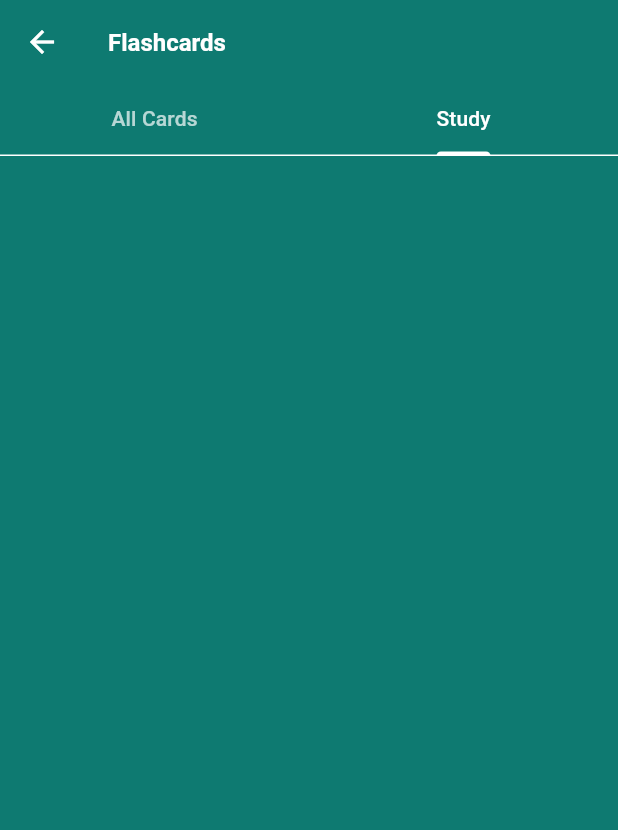
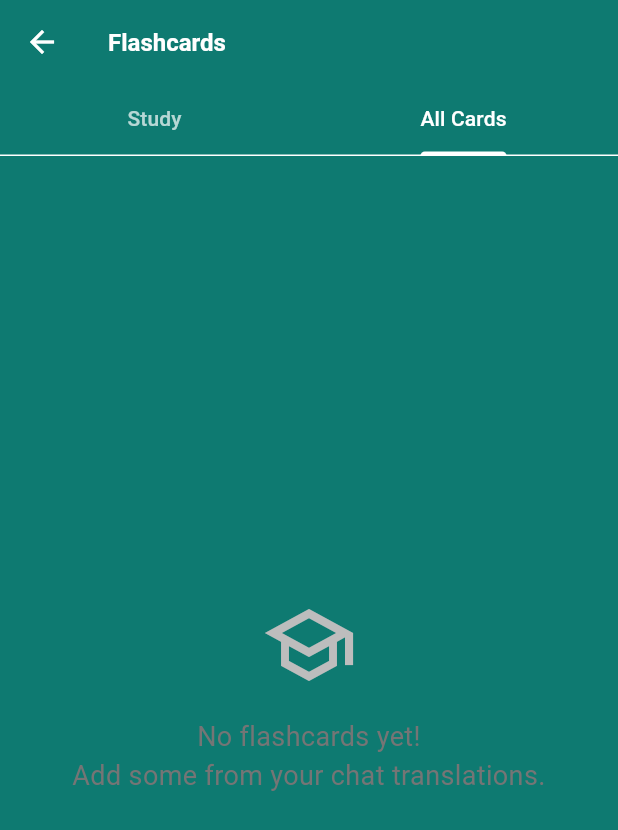
Before and after one commit to mohamedzoabi100/LingoLamp, a Flutter app: the FlashcardsScreen screen opened directly, tab 2 chosen, on a phone screen of 412 x 824 dp. Shown: the top 830 px of the screen. Run offline on Flutter 3.47's test engine with Material 3 defaults, Android fonts, the phone set to English and light mode, and no system bars; our stand-ins replace flutter_tts, permission_handler, shared_preferences, speech_to_text, sqflite; missing offline and left inert: google_mlkit_translation; accounts and stored records are empty.

Commit message:
Improve flashcard study experience: Study tab opens first, tap-to-flip cards, bolder translations

```diff
--- a/lib/screens/flashcards_screen.dart
+++ b/lib/screens/flashcards_screen.dart
@@ -26,7 +26,7 @@ class _FlashcardsScreenState extends State<FlashcardsScreen> with SingleTickerPr
   @override
   void initState() {
     super.initState();
-    _tabController = TabController(length: 2, vsync: this);
+    _tabController = TabController(length: 2, vsync: this, initialIndex: 0);
     _initTts();
     _loadFlashcards();
   }
@@ -415,13 +415,20 @@ class _FlashcardsScreenState extends State<FlashcardsScreen> with SingleTickerPr
           child: Column(
             mainAxisAlignment: MainAxisAlignment.center,
             children: [
-              Card(
+              GestureDetector(
+                onTap: () {
+                  setState(() => _showAnswer = !_showAnswer);
+                },
+                child: Card(
                   elevation: 8,
                   child: Container(
                     width: double.infinity,
+                    height: 300,
                     padding: const EdgeInsets.all(32),
                     child: Column(
+                      mainAxisAlignment: MainAxisAlignment.center,
                       children: [
+                        if (!_showAnswer) ...[
                           Text(
                             flashcard.originalText,
                             style: const TextStyle(
@@ -438,24 +445,51 @@ class _FlashcardsScreenState extends State<FlashcardsScreen> with SingleTickerPr
                               flashcard.sourceLanguage,
                             ),
                           ),
-                      if (_showAnswer) ...[
-                        const SizedBox(height: 32),
-                        const Divider(),
                           const SizedBox(height: 16),
                           Text(
+                            'Tap card to see translation',
+                            style: TextStyle(
+                              fontSize: 14,
+                              color: Colors.grey[600],
+                              fontStyle: FontStyle.italic,
+                            ),
+                          ),
+                        ] else ...[
+                          Text(
+                            flashcard.originalText,
+                            style: TextStyle(
+                              fontSize: 18,
+                              color: Colors.grey[600],
+                            ),
+                            textAlign: TextAlign.center,
+                          ),
+                          const SizedBox(height: 20),
+                          const Divider(),
+                          const SizedBox(height: 20),
+                          Text(
                             flashcard.translatedText,
-                          style: TextStyle(
-                            fontSize: 20,
-                            color: Colors.grey[700],
+                            style: const TextStyle(
+                              fontSize: 26,
+                              fontWeight: FontWeight.bold,
+                              color: Colors.black87,
                             ),
                             textAlign: TextAlign.center,
                           ),
                           const SizedBox(height: 16),
                           IconButton(
-                          icon: const Icon(Icons.volume_up, size: 28),
+                            icon: const Icon(Icons.volume_up, size: 32),
                             onPressed: () => _speakText(
                               flashcard.translatedText,
                               flashcard.targetLanguage,
+                            ),
+                          ),
+                          const SizedBox(height: 16),
+                          Text(
+                            'Tap card to flip back',
+                            style: TextStyle(
+                              fontSize: 14,
+                              color: Colors.grey[600],
+                              fontStyle: FontStyle.italic,
                             ),
                           ),
                         ],
@@ -463,20 +497,9 @@ class _FlashcardsScreenState extends State<FlashcardsScreen> with SingleTickerPr
                     ),
                   ),
                 ),
+              ),
               const SizedBox(height: 32),
-              if (!_showAnswer)
-                ElevatedButton(
-                  onPressed: () {
-                    setState(() => _showAnswer = true);
-                  },
-                  style: ElevatedButton.styleFrom(
-                    backgroundColor: Theme.of(context).primaryColor,
-                    foregroundColor: Colors.white,
-                    padding: const EdgeInsets.symmetric(horizontal: 32, vertical: 16),
-                  ),
-                  child: const Text('Show Answer'),
-                )
-              else
+              if (_showAnswer)
                 Row(
                   mainAxisAlignment: MainAxisAlignment.spaceEvenly,
                   children: [
@@ -488,6 +511,7 @@ class _FlashcardsScreenState extends State<FlashcardsScreen> with SingleTickerPr
                       style: ElevatedButton.styleFrom(
                         backgroundColor: Colors.green,
                         foregroundColor: Colors.white,
+                        padding: const EdgeInsets.symmetric(horizontal: 24, vertical: 12),
                       ),
                       child: const Text('Correct'),
                     ),
@@ -499,6 +523,7 @@ class _FlashcardsScreenState extends State<FlashcardsScreen> with SingleTickerPr
                       style: ElevatedButton.styleFrom(
                         backgroundColor: Colors.red,
                         foregroundColor: Colors.white,
+                        padding: const EdgeInsets.symmetric(horizontal: 24, vertical: 12),
                       ),
                       child: const Text('Incorrect'),
                     ),
@@ -528,16 +553,16 @@ class _FlashcardsScreenState extends State<FlashcardsScreen> with SingleTickerPr
           labelColor: Colors.white,
           unselectedLabelColor: Colors.white70,
           tabs: const [
+            Tab(text: 'Study'),
             Tab(text: 'All Cards'),
-            Tab(text: 'Study'),
           ],
         ),
       ),
       body: TabBarView(
         controller: _tabController,
         children: [
+          _buildStudyMode(),
           _buildFlashcardsList(),
-          _buildStudyMode(),
         ],
       ),
     );
```
Lines whose indentation alone changed are shown as unchanged.
